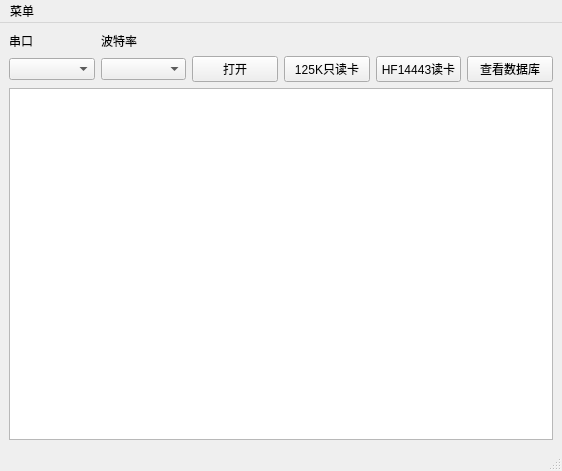
Before: the Qt Designer form main/src/SLmge.ui in windfallw/PN532-Reader, drawn with Qt 5.
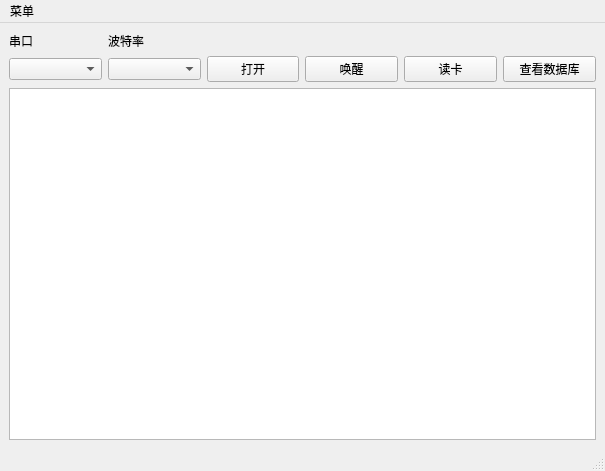
After: the same form once the commit is applied.

The edit to the form file:
```diff
--- a/main/src/SLmge.ui
+++ b/main/src/SLmge.ui
@@ -6,7 +6,7 @@
    <rect>
     <x>0</x>
     <y>0</y>
-    <width>562</width>
+    <width>605</width>
     <height>471</height>
    </rect>
   </property>
@@ -18,7 +18,7 @@
     <item row="2" column="4">
      <widget class="QPushButton" name="read14443">
       <property name="text">
-       <string>HF14443读卡</string>
+       <string>读卡</string>
       </property>
      </widget>
     </item>
@@ -49,7 +49,7 @@
     <item row="2" column="3">
      <widget class="QPushButton" name="read125k">
       <property name="text">
-       <string>125K只读卡</string>
+       <string>唤醒</string>
       </property>
      </widget>
     </item>
@@ -84,8 +84,8 @@
     <rect>
      <x>0</x>
      <y>0</y>
-     <width>562</width>
-     <height>22</height>
+     <width>605</width>
+     <height>26</height>
     </rect>
    </property>
    <widget class="QMenu" name="menu">
```
Left out of the diff: 16 changed lines with no effect on the pictures.
